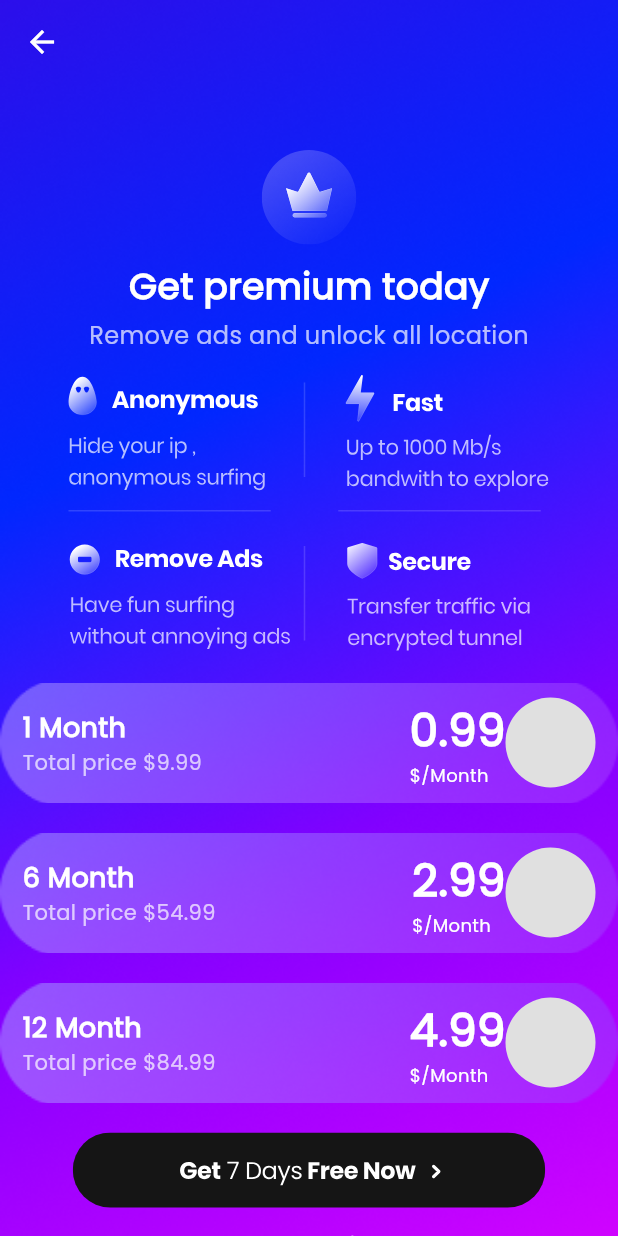
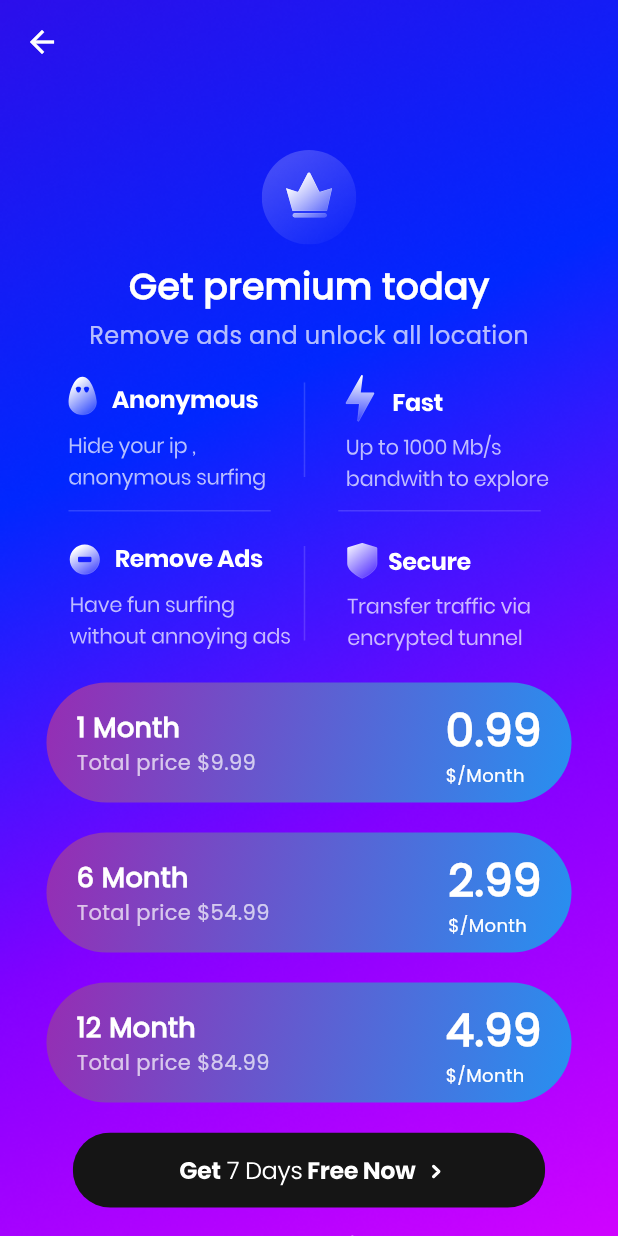
Before and after one commit to ivoovoo/vpn, a Flutter app: the Subscription screen opened directly, on a phone screen of 412 x 824 dp. Run offline on Flutter 3.47's test engine with Material 3 defaults, Android fonts, the phone set to English and light mode, and no system bars; our stand-ins replace flutter_bloc, flutter_svg.

Commit message:
2 commit

```diff
--- a/lib/BLoC_Country/country_bloc.dart
+++ b/lib/BLoC_Country/country_bloc.dart
@@ -0,0 +1,11 @@
+import 'package:flutter_bloc/flutter_bloc.dart';
+import 'package:untitled3/BLoC_Country/country_event.dart';
+import 'package:untitled3/BLoC_Country/country_state.dart';
+
+class CountryBloc extends Bloc<CountryEvent, CountryState> {
+  CountryBloc() : super(CountryState(countryId: 4)) {
+    on<SetCountry>((event, emit) {
+      emit(CountryState(countryId: event.countryId));
+    });
+  }
+}
--- a/lib/BLoC_Country/country_event.dart
+++ b/lib/BLoC_Country/country_event.dart
@@ -0,0 +1,9 @@
+abstract class CountryEvent {}
+
+class SetCountry extends CountryEvent {
+  int countryId;
+
+  SetCountry({
+    required this.countryId,
+});
+}
--- a/lib/BLoC_Country/country_state.dart
+++ b/lib/BLoC_Country/country_state.dart
@@ -0,0 +1,15 @@
+class CountryState {
+  int countryId;
+
+  CountryState({
+    required this.countryId,
+  });
+
+  CountryState copyWith(
+    int countryId,
+  ) {
+    return CountryState(
+      countryId: countryId,
+    );
+  }
+}
--- a/lib/Models/button_model.dart
+++ b/lib/Models/button_model.dart
@@ -2,6 +2,8 @@ import 'package:flutter/material.dart';
 
 
 class RoundButton extends StatefulWidget {
+  const RoundButton({super.key});
+
   @override
   _RoundButtonState createState() => _RoundButtonState();
 }
@@ -28,10 +30,10 @@ class _RoundButtonState extends State<RoundButton> {
         ),
         child: Center(
           child: AnimatedContainer(
-            duration: Duration(milliseconds: 200),
+            duration: const Duration(milliseconds: 200),
             width: isSelected ? 30 : 0,
             height: isSelected ? 30 : 0,
-            decoration: BoxDecoration(
+            decoration: const BoxDecoration(
               shape: BoxShape.circle,
               color: Colors.purple,
             ),
--- a/lib/Models/color_button_model.dart
+++ b/lib/Models/color_button_model.dart
@@ -1,9 +1,8 @@
 import 'package:flutter/cupertino.dart';
 import 'package:flutter/material.dart';
-import 'package:untitled3/Models/button_model.dart';
 import 'package:untitled3/Theme/theme.dart';
 
-class ColorButtonModel extends StatelessWidget {
+class ColorButtonModel extends StatefulWidget {
   final String txtMonth;
   final String txtPrice;
   final String txtCost;
@@ -16,24 +15,59 @@ class ColorButtonModel extends StatelessWidget {
   });
 
   @override
+  State<ColorButtonModel> createState() => _ColorButtonModelState();
+}
+
+class _ColorButtonModelState extends State<ColorButtonModel>
+    with SingleTickerProviderStateMixin {
+  late AnimationController _controller;
+  late Animation<double> _animation;
+
+  @override
+  void initState() {
+    super.initState();
+    _controller = AnimationController(
+      duration: const Duration(seconds: 2),
+      vsync: this,
+    )..repeat(reverse: true);
+
+    _animation = Tween<double>(begin: 0.0, end: 1.0).animate(_controller);
+  }
+
+  @override
+  void dispose() {
+    _controller.dispose();
+    super.dispose();
+  }
+
+  @override
   Widget build(BuildContext context) {
-    return InkWell(
+    return AnimatedBuilder(
+      animation: _animation,
+      builder: (context, child) {
+        return Container(
+          decoration: BoxDecoration(
+            gradient: LinearGradient(
+              colors: [
+                Color.lerp(Colors.blue, Colors.purple, _animation.value)!,
+                Color.lerp(Colors.purple, Colors.blue, _animation.value)!
+              ],
+              begin: Alignment.topLeft,
+              end: Alignment.bottomRight,
+            ),
+            borderRadius: BorderRadius.circular(50),
+          ),
+          width: 350,
+          height: 80,
+          child: InkWell(
             onTap: () {},
-      child: Container(
-        height: 80,
-        decoration: const BoxDecoration(
-          image: DecorationImage(
-            image: AssetImage('Assets/Images/bg button.png'),
-            fit: BoxFit.cover,
-          ),
-        ),
             child: Column(
               children: [
-            SizedBox(
+                const SizedBox(
                   height: 10,
                 ),
                 Padding(
-              padding: const EdgeInsets.symmetric(horizontal: 15.0),
+                  padding: const EdgeInsets.symmetric(horizontal: 20.0),
                   child: Row(
                     mainAxisAlignment: MainAxisAlignment.spaceBetween,
                     children: [
@@ -41,7 +75,7 @@ class ColorButtonModel extends StatelessWidget {
                         crossAxisAlignment: CrossAxisAlignment.start,
                         children: [
                           Text(
-                        txtMonth,
+                            widget.txtMonth,
                             style: Style.txtStyle.copyWith(
                               fontWeight: FontWeight.w700,
                               fontSize: 18,
@@ -49,11 +83,11 @@ class ColorButtonModel extends StatelessWidget {
                             ),
                           ),
                           Text(
-                        txtPrice,
+                            widget.txtPrice,
                             style: Style.txtStyle.copyWith(
                               fontWeight: FontWeight.w400,
                               fontSize: 14,
-                          color: Color.fromRGBO(255, 255, 255, 0.7),
+                              color: const Color.fromRGBO(255, 255, 255, 0.7),
                             ),
                           ),
                         ],
@@ -65,7 +99,7 @@ class ColorButtonModel extends StatelessWidget {
                             crossAxisAlignment: CrossAxisAlignment.start,
                             children: [
                               Text(
-                            txtCost,
+                                widget.txtCost,
                                 style: Style.txtStyle.copyWith(
                                   fontWeight: FontWeight.w700,
                                   fontSize: 30,
@@ -82,7 +116,6 @@ class ColorButtonModel extends StatelessWidget {
                               ),
                             ],
                           ),
-                      RoundButton(),
                         ],
                       ),
                     ],
@@ -92,5 +125,7 @@ class ColorButtonModel extends StatelessWidget {
             ),
           ),
         );
+      },
+    );
   }
 }
--- a/lib/Models/country_model.dart
+++ b/lib/Models/country_model.dart
@@ -1,6 +1,5 @@
 import 'package:flutter/material.dart';
 import 'package:flutter_svg/svg.dart';
-import 'package:untitled3/Models/button_model.dart';
 import 'package:untitled3/Theme/theme.dart';
 
 class CountryModel extends StatelessWidget {
@@ -30,7 +29,7 @@ class CountryModel extends StatelessWidget {
                 Row(
                   children: [
                     SvgPicture.asset(countryImage),
-                    SizedBox(width: 10,),
+                    const SizedBox(width: 10,),
                     Text(text,style: Style.txtStyle.copyWith(fontWeight: FontWeight.w400,fontSize: 16),),
                   ],
                 ),
@@ -38,13 +37,12 @@ class CountryModel extends StatelessWidget {
                 Row(
                   children: [
                     SvgPicture.asset(status),
-                    RoundButton(),
                   ],
                 ),
               ],
             ),
           ),
-          SizedBox(height: 10,),
+          const SizedBox(height: 10,),
           SvgPicture.asset('Assets/Images/line.svg'),
         ],
       ),
--- a/lib/Widgets/subscription.dart
+++ b/lib/Widgets/subscription.dart
@@ -6,8 +6,16 @@ import 'package:untitled3/BLoC/bloc_events.dart';
 import 'package:untitled3/Models/color_button_model.dart';
 import 'package:untitled3/Theme/theme.dart';
 
-class Subscription extends StatelessWidget {
+class Subscription extends StatefulWidget {
+
   const Subscription({super.key});
+
+  @override
+  State<Subscription> createState() => _SubscriptionState();
+}
+
+class _SubscriptionState extends State<Subscription> {
+  String? _selectValue;
 
   @override
   Widget build(BuildContext context) {
@@ -24,11 +32,11 @@ class Subscription extends StatelessWidget {
             ),
             child: Column(
               children: [
-                SizedBox(
+                const SizedBox(
                   height: 100,
                 ),
                 SvgPicture.asset('Assets/Images/pro icon.svg'),
-                SizedBox(
+                const SizedBox(
                   height: 10,
                 ),
                 Text(
@@ -39,7 +47,7 @@ class Subscription extends StatelessWidget {
                     color: Colors.white,
                   ),
                 ),
-                SizedBox(
+                const SizedBox(
                   height: 5,
                 ),
                 Text(
@@ -47,38 +55,38 @@ class Subscription extends StatelessWidget {
                   style: Style.txtStyle.copyWith(
                     fontWeight: FontWeight.w400,
                     fontSize: 16,
-                    color: Color.fromRGBO(255, 255, 255, 0.7),
+                    color: const Color.fromRGBO(255, 255, 255, 0.7),
                   ),
                 ),
-                SizedBox(
+                const SizedBox(
                   height: 15,
                 ),
                 SvgPicture.asset('Assets/Images/detail.svg'),
-                SizedBox(
+                const SizedBox(
                   height: 20,
                 ),
-                ColorButtonModel(
+                const ColorButtonModel(
                   txtMonth: '1 Month',
                   txtPrice: 'Total price \$9.99',
                   txtCost: '0.99',
                 ),
-                SizedBox(
+                const SizedBox(
                   height: 20,
                 ),
-                ColorButtonModel(
+                const ColorButtonModel(
                   txtMonth: '6 Month',
                   txtPrice: 'Total price \$54.99',
                   txtCost: '2.99',
                 ),
-                SizedBox(
+                const SizedBox(
                   height: 20,
                 ),
-                ColorButtonModel(
+                const ColorButtonModel(
                   txtMonth: '12 Month',
                   txtPrice: 'Total price \$84.99',
                   txtCost: '4.99',
                 ),
-                SizedBox(
+                const SizedBox(
                   height: 20,
                 ),
                 InkWell(
@@ -88,12 +96,12 @@ class Subscription extends StatelessWidget {
             ),
           ),
           PreferredSize(
-            preferredSize: Size.fromHeight(10),
+            preferredSize: const Size.fromHeight(10),
             child: AppBar(
               backgroundColor: Colors.transparent,
               elevation: 0,
               leading: IconButton(
-                icon: Icon(Icons.arrow_back, color: Colors.white),
+                icon: const Icon(Icons.arrow_back, color: Colors.white),
                 onPressed: () {
                   context.read<NavigationBloc>().add(GoToScreenA());
                 },
```
Also changed, not shown: lib/Models/gradient.dart (+22 -0 lines), lib/Models/model_model.dart (+26 -0 lines), lib/Models/nav_bar_model.dart (+4 -4 lines), lib/Models/row_model.dart (+5 -5 lines), lib/Widgets/countries.dart (+56 -17 lines), lib/Widgets/on_off_widget.dart (+13 -152 lines), lib/app.dart (+7 -3 lines), pubspec.yaml (+2 -12 lines). Lines whose indentation alone changed are shown as unchanged.
